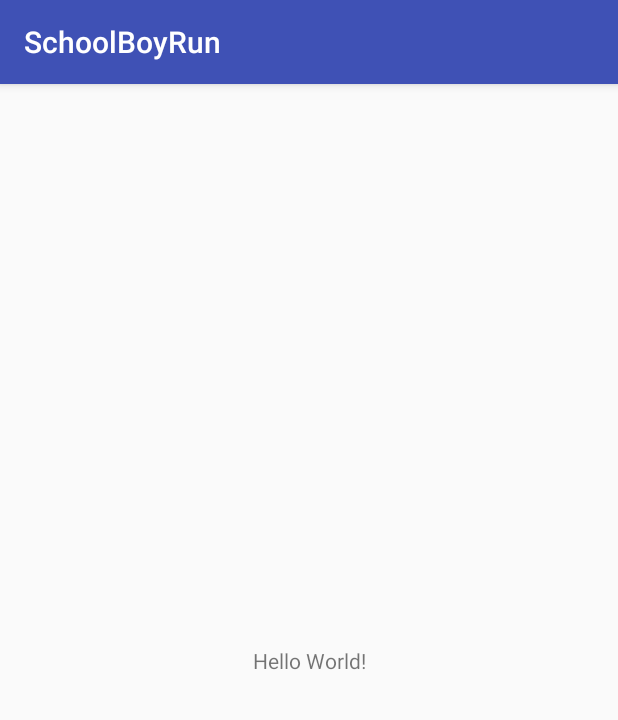
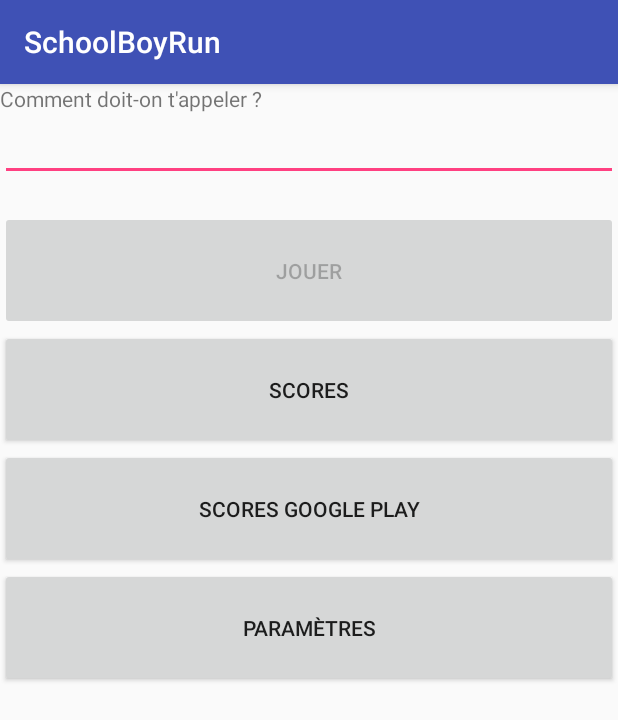
Before and after one commit to JuanWick/Projet_Android, an Android app: the screen it shows after launch (MainActivity), on a phone screen of 412 x 824 dp. Shown: the top 720 px of the screen. Run offline under Robolectric (Android 15) with nearby library versions, the phone set to English and light mode, and no system bars.

Commit message:
[ADD] Création du menu / gestion du nom de l'utilisateur dans les préférences

```diff
--- a/SchoolBoyRun/app/src/main/java/fr/esgi/schoolboyrun/MainActivity.java
+++ b/SchoolBoyRun/app/src/main/java/fr/esgi/schoolboyrun/MainActivity.java
@@ -1,13 +1,122 @@
 package fr.esgi.schoolboyrun;
 
+import android.content.SharedPreferences;
 import android.support.v7.app.AppCompatActivity;
 import android.os.Bundle;
+import android.text.Editable;
+import android.text.TextWatcher;
+import android.util.Log;
+import android.view.View;
+import android.widget.Button;
+import android.widget.EditText;
+import android.widget.TextView;
+import android.widget.Toast;
 
 public class MainActivity extends AppCompatActivity {
+
+    private Button mPlayButton;
+    private Button mScoreButton;
+    private Button mScoreGoogleButton;
+    private Button mRenameButton;
+    private Button mParamButton;
+    private TextView mGreetingText;
+    private EditText mNameInputText;
 
     @Override
     protected void onCreate(Bundle savedInstanceState) {
         super.onCreate(savedInstanceState);
         setContentView(R.layout.activity_main);
+
+        mGreetingText = (TextView)findViewById(R.id.activity_main_greeting_txt);
+        mNameInputText = (EditText) findViewById(R.id.activity_main_input);
+
+        mRenameButton = (Button) findViewById(R.id.activity_main_rename_btn);
+        mPlayButton = (Button) findViewById(R.id.activity_main_play_btn);
+        mScoreButton = (Button) findViewById(R.id.activity_main_score_btn);
+        mScoreGoogleButton = (Button) findViewById(R.id.activity_main_score_google_btn);
+        mParamButton = (Button) findViewById(R.id.activity_main_param_btn);
+
+
+        String userName = getLastUserName();
+        layoutNewUser(userName.isEmpty());
+
+        mRenameButton.setOnClickListener(new View.OnClickListener() {
+            @Override
+            public void onClick(View view) {
+                layoutNewUser(true);
+            }
+        });
+
+        mNameInputText.addTextChangedListener(new TextWatcher() {
+            @Override
+            public void beforeTextChanged(CharSequence charSequence, int i, int i1, int i2) {
+            }
+
+            @Override
+            public void onTextChanged(CharSequence charSequence, int i, int i1, int i2) {
+                setLastUserName(charSequence.toString());
+                if(!charSequence.toString().isEmpty()){
+                    mPlayButton.setEnabled(true);
+                }
+            }
+
+            @Override
+            public void afterTextChanged(Editable editable) {
+            }
+        });
+
+        mPlayButton.setOnClickListener(new View.OnClickListener() {
+            @Override
+            public void onClick(View view) {
+                Toast.makeText(view.getContext(),"La partie commence "+getLastUserName(),Toast.LENGTH_SHORT).show();
+            }
+        });
+
+        mScoreButton.setOnClickListener(new View.OnClickListener() {
+            @Override
+            public void onClick(View view) {
+                Toast.makeText(view.getContext(),"Le score est demandé "+getLastUserName(),Toast.LENGTH_SHORT).show();
+            }
+        });
+
+        mScoreGoogleButton.setOnClickListener(new View.OnClickListener() {
+            @Override
+            public void onClick(View view) {
+                Toast.makeText(view.getContext(),"Le score google est demandé "+getLastUserName(),Toast.LENGTH_SHORT).show();
+            }
+        });
+
+        mParamButton.setOnClickListener(new View.OnClickListener() {
+            @Override
+            public void onClick(View view) {
+                Toast.makeText(view.getContext(),"Les params de "+getLastUserName(),Toast.LENGTH_SHORT).show();
+            }
+        });
+    }
+
+    private void layoutNewUser(boolean isNew) {
+        mPlayButton.setEnabled(!isNew);
+        if(isNew){
+            mNameInputText.setVisibility(View.VISIBLE);
+            mRenameButton.setVisibility(View.GONE);
+            mGreetingText.setText("Comment doit-on t'appeler ?");
+        } else {
+            mNameInputText.setVisibility(View.GONE);
+            mRenameButton.setVisibility(View.VISIBLE);
+            mGreetingText.setText("Content de te revoir "+getLastUserName()+" !");
+        }
+    }
+
+    private String getLastUserName(){
+        SharedPreferences sharedPreferences = this.getSharedPreferences("currentUser",MODE_PRIVATE);
+
+        return sharedPreferences.getString("currentUser","");
+    }
+
+    private void setLastUserName(String name) {
+        SharedPreferences sharedPreferences = this.getSharedPreferences("currentUser",MODE_PRIVATE);
+        SharedPreferences.Editor edit = sharedPreferences.edit();
+        edit.putString("currentUser", name);
+        edit.commit();
     }
 }
--- a/SchoolBoyRun/app/src/main/res/layout/activity_main.xml
+++ b/SchoolBoyRun/app/src/main/res/layout/activity_main.xml
@@ -1,18 +1,57 @@
 <?xml version="1.0" encoding="utf-8"?>
-<android.support.constraint.ConstraintLayout xmlns:android="http://schemas.android.com/apk/res/android"
+<LinearLayout xmlns:android="http://schemas.android.com/apk/res/android"
     xmlns:app="http://schemas.android.com/apk/res-auto"
     xmlns:tools="http://schemas.android.com/tools"
     android:layout_width="match_parent"
     android:layout_height="match_parent"
+    android:orientation="vertical"
     tools:context="fr.esgi.schoolboyrun.MainActivity">
 
     <TextView
-        android:layout_width="wrap_content"
+        android:id="@+id/activity_main_greeting_txt"
+        android:layout_width="match_parent"
+        android:layout_height="wrap_content" />
+    <EditText
+        android:id="@+id/activity_main_input"
+        android:layout_width="match_parent"
+        android:layout_height="wrap_content" />
+    <Button
+        android:id="@+id/activity_main_rename_btn"
+        android:layout_width="match_parent"
         android:layout_height="wrap_content"
-        android:text="Hello World!"
-        app:layout_constraintBottom_toBottomOf="parent"
-        app:layout_constraintLeft_toLeftOf="parent"
-        app:layout_constraintRight_toRightOf="parent"
-        app:layout_constraintTop_toTopOf="parent" />
+        android:layout_gravity="center"
+        android:padding="30dp"
+        android:layout_marginTop="20dp"
+        android:text="Changer de nom"/>
+    <Button
+        android:id="@+id/activity_main_play_btn"
+        android:layout_width="match_parent"
+        android:layout_height="wrap_content"
+        android:layout_gravity="center"
+        android:padding="30dp"
+        android:layout_marginTop="20dp"
+        android:text="Jouer"/>
+    <Button
+        android:id="@+id/activity_main_score_btn"
+        android:layout_width="match_parent"
+        android:layout_height="wrap_content"
+        android:layout_gravity="center"
+        android:padding="30dp"
 
-</android.support.constraint.ConstraintLayout>
+        android:text="Scores"/>
+    <Button
+        android:id="@+id/activity_main_score_google_btn"
+        android:layout_width="match_parent"
+        android:layout_height="wrap_content"
+        android:layout_gravity="center"
+        android:padding="30dp"
+        android:text="Scores Google Play"/>
+    <Button
+        android:id="@+id/activity_main_param_btn"
+        android:layout_width="match_parent"
+        android:layout_height="wrap_content"
+        android:layout_gravity="center"
+        android:padding="30dp"
+        android:text="Paramètres"/>
+
+</LinearLayout>
```
